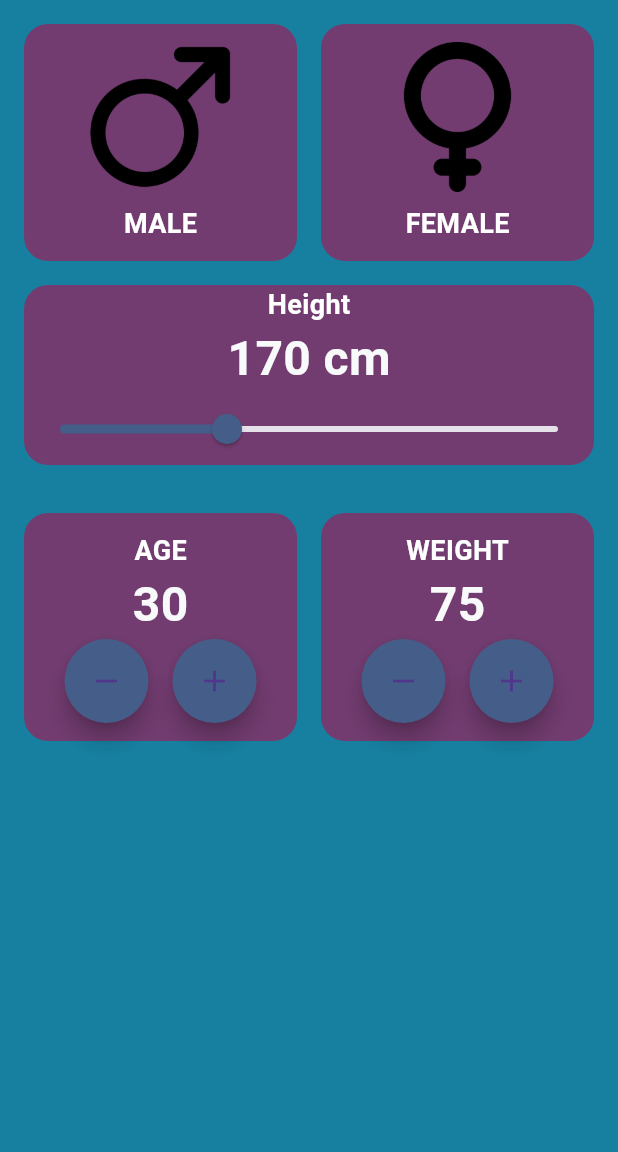
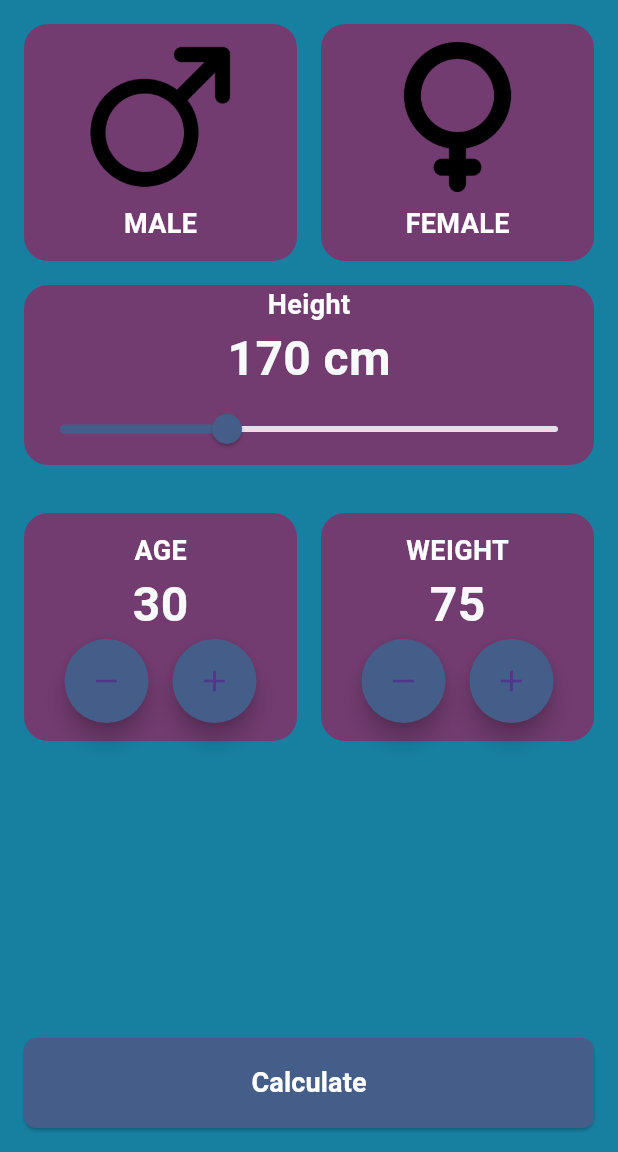
Before and after one commit to juansolar/imc_calculator_flutter, a Flutter app: the screen it shows after launch, on a phone screen of 412 x 824 dp, the part 84-1236 px from its top. Run offline on Flutter 3.47's test engine with Material 3 defaults, Android fonts, the phone set to English and light mode, and no system bars; our stand-ins replace material_ui.

Commit message:
feat: add BMI calculation button and input selection handling

```diff
--- a/lib/components/gender_selector.dart
+++ b/lib/components/gender_selector.dart
@@ -4,14 +4,17 @@ import 'package:imc_calculator/core/text_styles.dart';
 import 'package:material_ui/material_ui.dart';
 
 class GenderSelector extends StatefulWidget {
-  const new({super.key});
+
+  final String? gender;
+  final Function(String) onGenderChanged;
+
+  const GenderSelector({super.key, required this.gender, required this.onGenderChanged});
 
   @override
   State<GenderSelector> createState() => _GenderSelectorState();
 }
 
 class _GenderSelectorState extends State<GenderSelector> {
-  String? selectedGender;
 
   @override
   Widget build(BuildContext context) {
@@ -19,16 +22,12 @@ class _GenderSelectorState extends State<GenderSelector> {
       children: [
         Expanded(
           child: GestureDetector(
-            onTap: (){
-              setState(() {
-                selectedGender = "male";
-              });
-            },
+            onTap: (){ widget.onGenderChanged("male");},
             child: Padding(
               padding: const EdgeInsets.only(left: 16, top: 16, bottom: 16, right: 8),
               child: Container(
                 decoration: BoxDecoration(
-                  color: selectedGender == 'male' ? AppColors.backgroundComponentSelected : AppColors.backgroundComponent,
+                  color: widget.gender == 'male' ? AppColors.backgroundComponentSelected : AppColors.backgroundComponent,
                   borderRadius: BorderRadius.circular(16)
                 ),
                 child: Padding(
@@ -45,16 +44,12 @@ class _GenderSelectorState extends State<GenderSelector> {
         ),
         Expanded(
           child: GestureDetector(
-            onTap: (){
-              setState(() {
-                selectedGender = 'female';
-              });
-            },
+            onTap: (){ widget.onGenderChanged("female"); },
             child: Padding(
               padding: const EdgeInsets.only(left: 8, top: 16, bottom: 16, right: 16),
               child: Container(
                 decoration: BoxDecoration(
-                  color: selectedGender == 'female' ? AppColors.backgroundComponentSelected : AppColors.backgroundComponent,
+                  color: widget.gender == 'female' ? AppColors.backgroundComponentSelected : AppColors.backgroundComponent,
                   borderRadius: BorderRadius.circular(16),
                 ),
                 child: Padding(
--- a/lib/components/height_selector.dart
+++ b/lib/components/height_selector.dart
@@ -4,15 +4,17 @@ import 'package:imc_calculator/core/app_colors.dart';
 import 'package:imc_calculator/core/text_styles.dart';
 
 class HeightSelector extends StatefulWidget {
-  const new({super.key});
+
+  final int height;
+  final Function(double) onHeightChanged;
+
+  const HeightSelector({super.key, required this.height, required this.onHeightChanged});
 
   @override
   State<HeightSelector> createState() => _HeightSelectorState();
 }
 
 class _HeightSelectorState extends State<HeightSelector> {
-
-  double height = 170;
 
   @override
   Widget build(BuildContext context) {
@@ -24,12 +26,9 @@ class _HeightSelectorState extends State<HeightSelector> {
         child: Column(
           children: [
             Text("Height", style: TextStyles.bodyText),
-            Text("${height.toStringAsFixed(0)} cm", style: TextStyles.subtitle),
-            Slider(value: height, onChanged: (value){
-              setState(() {
-                height = value;
-              });
-            },min: 150,
+            Text("${widget.height.toStringAsFixed(0)} cm", style: TextStyles.subtitle),
+            Slider(value: widget.height.toDouble(), onChanged: (value){ widget.onHeightChanged(value); },
+            min: 150,
             max: 210, divisions: 60,
             activeColor: AppColors.secundary,
             )
--- a/lib/screens/imc_home_screen.dart
+++ b/lib/screens/imc_home_screen.dart
@@ -1,7 +1,10 @@
+import 'package:flutter/material.dart';
 import 'package:flutter/widgets.dart';
 import 'package:imc_calculator/components/gender_selector.dart';
 import 'package:imc_calculator/components/height_selector.dart';
 import 'package:imc_calculator/components/number_selector.dart';
+import 'package:imc_calculator/core/app_colors.dart';
+import 'package:imc_calculator/core/text_styles.dart';
 
 class ImcHomeScreen extends StatefulWidget {
   const new({super.key});
@@ -12,15 +15,28 @@ class ImcHomeScreen extends StatefulWidget {
 
 class _ImcHomeScreenState extends State<ImcHomeScreen> {
 
+  String? selectedGender;
   int selectedAge = 30;
   int selectedWeight = 75;
+  int selectedHeight = 170;
 
   @override
   Widget build(BuildContext context) {
     return Column(
       children: [
-        GenderSelector(),
-        HeightSelector(),
+        GenderSelector(gender: selectedGender,onGenderChanged: (value){
+          setState(() {
+            selectedGender = value;
+          });
+        },),
+        HeightSelector(
+          height: selectedHeight,
+          onHeightChanged: (value){
+            setState(() {
+              selectedHeight = value.toInt();
+            });
+          },
+        ),
         Padding(
           padding: const EdgeInsets.all(16.0),
           child: Row(
@@ -59,6 +75,24 @@ class _ImcHomeScreenState extends State<ImcHomeScreen> {
             ],
           ),
         ),
+        Spacer(),
+        Padding(
+          padding: const EdgeInsets.all(16.0),
+          child: SizedBox(
+            height: 60,
+            width: double.infinity,
+            child: ElevatedButton(
+                onPressed: (){
+                  print("El genero es $selectedGender, la altura es $selectedHeight, la edad es $selectedAge, el peso es $selectedWeight");
+                },
+                style: ButtonStyle(
+                  shape: WidgetStateProperty.all(RoundedRectangleBorder(
+                    borderRadius: BorderRadius.circular(8)
+                  )),
+                  backgroundColor: WidgetStatePropertyAll(AppColors.secundary),
+                ),
+                child: Text("Calculate", style: TextStyles.bodyText,))),
+        )
       ],
     );
   }
```
